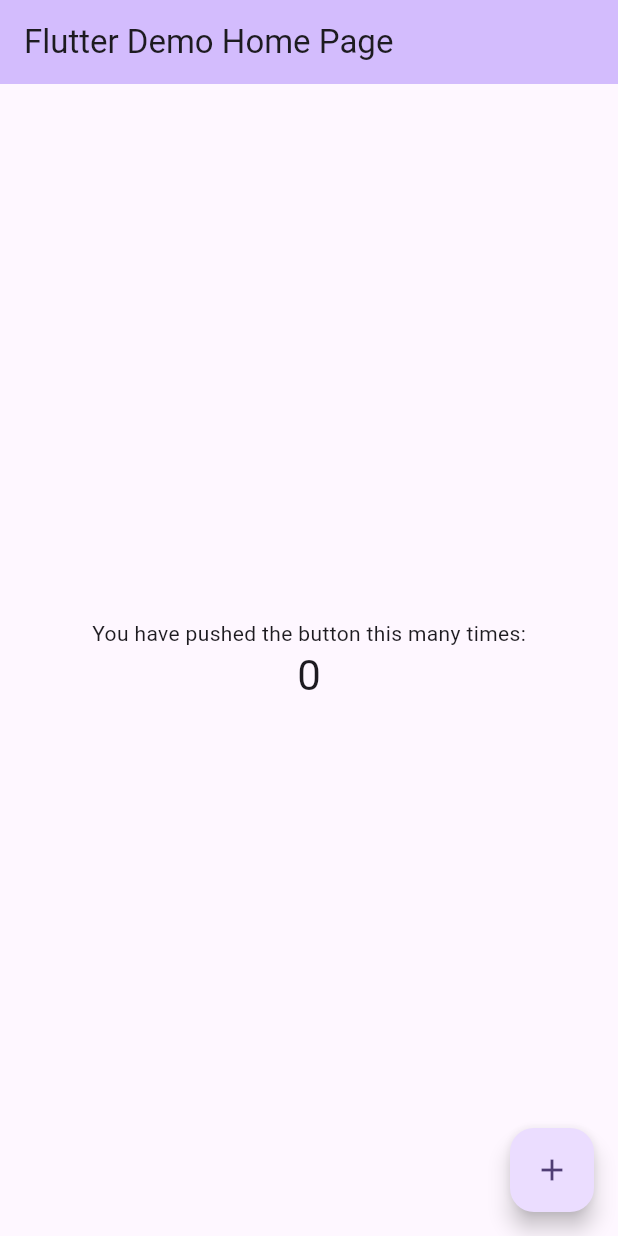
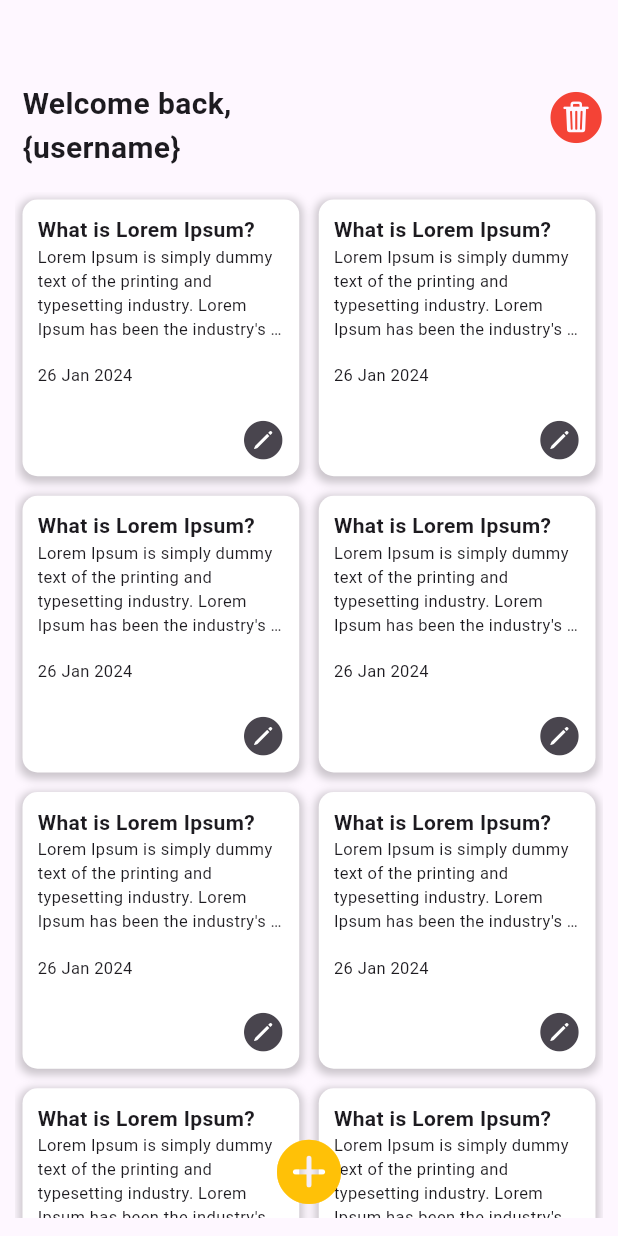
Before and after one commit to andrehaliim/notes-mobile, a Flutter app: the screen it shows after launch, on a phone screen of 412 x 824 dp. Run offline on Flutter 3.47's test engine with Material 3 defaults, Android fonts, the light colour scheme and no system bars.

Commit message:
create basic ui

```diff
--- a/lib/main.dart
+++ b/lib/main.dart
@@ -1,3 +1,4 @@
+import 'package:flutter/cupertino.dart';
 import 'package:flutter/material.dart';
 
 void main() {
@@ -13,40 +14,17 @@
     return MaterialApp(
       title: 'Flutter Demo',
       theme: ThemeData(
-        // This is the theme of your application.
-        //
-        // TRY THIS: Try running your application with "flutter run". You'll see
-        // the application has a blue toolbar. Then, without quitting the app,
-        // try changing the seedColor in the colorScheme below to Colors.green
-        // and then invoke "hot reload" (save your changes or press the "hot
-        // reload" button in a Flutter-supported IDE, or press "r" if you used
-        // the command line to start the app).
-        //
-        // Notice that the counter didn't reset back to zero; the application
-        // state is not lost during the reload. To reset the state, use hot
-        // restart instead.
-        //
-        // This works for code too, not just values: Most code changes can be
-        // tested with just a hot reload.
         colorScheme: ColorScheme.fromSeed(seedColor: Colors.deepPurple),
         useMaterial3: true,
       ),
       home: const MyHomePage(title: 'Flutter Demo Home Page'),
+      debugShowCheckedModeBanner: false,
     );
   }
 }
 
 class MyHomePage extends StatefulWidget {
   const MyHomePage({super.key, required this.title});
-
-  // This widget is the home page of your application. It is stateful, meaning
-  // that it has a State object (defined below) that contains fields that affect
-  // how it looks.
-
-  // This class is the configuration for the state. It holds the values (in this
-  // case the title) provided by the parent (in this case the App widget) and
-  // used by the build method of the State. Fields in a Widget subclass are
-  // always marked "final".
 
   final String title;
 
@@ -55,70 +33,136 @@
 }
 
 class _MyHomePageState extends State<MyHomePage> {
-  int _counter = 0;
+  bool deleteButton = false;
 
-  void _incrementCounter() {
-    setState(() {
-      // This call to setState tells the Flutter framework that something has
-      // changed in this State, which causes it to rerun the build method below
-      // so that the display can reflect the updated values. If we changed
-      // _counter without calling setState(), then the build method would not be
-      // called again, and so nothing would appear to happen.
-      _counter++;
-    });
-  }
 
-  @override
+@override
   Widget build(BuildContext context) {
-    // This method is rerun every time setState is called, for instance as done
-    // by the _incrementCounter method above.
-    //
-    // The Flutter framework has been optimized to make rerunning build methods
-    // fast, so that you can just rebuild anything that needs updating rather
-    // than having to individually change instances of widgets.
+    double mainWidth = MediaQuery.of(context).size.width;
+    double mainHeight = MediaQuery.of(context).size.height;
+
     return Scaffold(
-      appBar: AppBar(
-        // TRY THIS: Try changing the color here to a specific color (to
-        // Colors.amber, perhaps?) and trigger a hot reload to see the AppBar
-        // change color while the other colors stay the same.
-        backgroundColor: Theme.of(context).colorScheme.inversePrimary,
-        // Here we take the value from the MyHomePage object that was created by
-        // the App.build method, and use it to set our appbar title.
-        title: Text(widget.title),
-      ),
-      body: Center(
-        // Center is a layout widget. It takes a single child and positions it
-        // in the middle of the parent.
-        child: Column(
-          // Column is also a layout widget. It takes a list of children and
-          // arranges them vertically. By default, it sizes itself to fit its
-          // children horizontally, and tries to be as tall as its parent.
-          //
-          // Column has various properties to control how it sizes itself and
-          // how it positions its children. Here we use mainAxisAlignment to
-          // center the children vertically; the main axis here is the vertical
-          // axis because Columns are vertical (the cross axis would be
-          // horizontal).
-          //
-          // TRY THIS: Invoke "debug painting" (choose the "Toggle Debug Paint"
-          // action in the IDE, or press "p" in the console), to see the
-          // wireframe for each widget.
-          mainAxisAlignment: MainAxisAlignment.center,
-          children: <Widget>[
-            const Text(
-              'You have pushed the button this many times:',
+      body: Container(
+        margin: EdgeInsets.only(top: 40),
+        child: Stack(
+          children: [
+            Positioned(
+              top: 10,
+              right: 0,
+              child: IconButton(
+                icon: Icon(CupertinoIcons.trash_circle_fill, color: Colors.red,),
+                iconSize: 40,
+                onPressed: (){
+                  setState(() {
+                    deleteButton = !deleteButton;
+                  });
+                },
+              ),
             ),
-            Text(
-              '$_counter',
-              style: Theme.of(context).textTheme.headlineMedium,
+            Column(
+              crossAxisAlignment: CrossAxisAlignment.start,
+              children: <Widget>[
+                Container(
+                  padding: EdgeInsets.all(15),
+                  child: Text(
+                    'Welcome back,\n{username}',
+                    style: TextStyle(fontSize: 20, fontWeight: FontWeight.bold),
+                  ),
+                ),
+                Container(
+                    margin: EdgeInsets.only(left: 10, right: 10),
+                    width: mainWidth,
+                    height: mainHeight * 0.83,
+                    child: GridView.builder(
+                        physics: const ScrollPhysics(),
+                        gridDelegate: const SliverGridDelegateWithFixedCrossAxisCount(
+                          crossAxisCount: 2,
+                          crossAxisSpacing: 3.0,
+                          mainAxisSpacing: 3.0,
+                        ),
+                        shrinkWrap: true,
+                        itemCount: 15,
+                        itemBuilder: (BuildContext context, int index) {
+                          return Container(
+                            margin: EdgeInsets.all(5),
+                            decoration: BoxDecoration(
+                              color: Colors.white,
+                              borderRadius: BorderRadius.circular(10),
+                              boxShadow: [
+                                BoxShadow(
+                                  color: Colors.black.withOpacity(0.2), // Shadow color
+                                  spreadRadius: 2, // Spread radius of the shadow
+                                  blurRadius: 4,   // Blur radius of the shadow
+                                  offset: Offset(0, 2), // Offset of the shadow
+                                ),
+                              ],
+                            ),
+                            child: Stack(
+                              children: [
+                                Padding(
+                                  padding: const EdgeInsets.all(10.0),
+                                  child: Column(
+                                    crossAxisAlignment: CrossAxisAlignment.start,
+                                    children:  [
+                                      Text('What is Lorem Ipsum?',
+                                      style: TextStyle(
+                                        fontWeight: FontWeight.bold
+                                      ),
+                                      maxLines: 2,
+                                      overflow: TextOverflow.ellipsis,),
+                                      Text("Lorem Ipsum is simply dummy text of the printing"
+                                          " and typesetting industry. Lorem Ipsum has"
+                                          " been the industry's standard dummy text"
+                                          " ever since the 1500s, when an unknown printer"
+                                          " took a galley of type and scrambled it to make a type specimen book. It has survived not only five centuries,"
+                                          " but also the leap into electronic typesetting, remaining essentially unchanged."
+                                          " It was popularised in the 1960s with the release of Letraset sheets containing Lorem Ipsum passages,"
+                                          " and more recently with "
+                                          "desktop publishing software like Aldus PageMaker including versions of Lorem Ipsum.",
+                                      maxLines: 4,
+                                      overflow: TextOverflow.ellipsis,
+                                      style: TextStyle(
+                                        fontSize: 11
+                                      ),),
+                                      Container(
+                                        margin: EdgeInsets.only(top: 15),
+                                        child: Text('26 Jan 2024',
+                                            style: TextStyle(
+                                                fontSize: 11
+                                            )),
+                                      )
+                                    ],
+                                  ),
+                                ),
+                                Positioned(
+                                  bottom: 0,
+                                  right: 0,
+                                  child: IconButton(
+                                    icon: Icon(deleteButton == false ? CupertinoIcons.pencil_circle_fill : CupertinoIcons.trash_circle_fill),
+                                    iconSize: 30,
+                                    onPressed: () {
+                                      // Add your button onPressed logic here
+                                    },
+                                  ),
+                                ),
+                              ],
+                            ),
+                          );
+                        })),
+              ],
             ),
+            Positioned(
+              bottom: 10,
+              left: 0,
+              right: 0,
+              child: IconButton(
+                icon: Icon(CupertinoIcons.plus_circle_fill, color: Colors.amber,),
+                iconSize: 50,
+                onPressed: null,
+              ),
+            )
           ],
         ),
-      ),
-      floatingActionButton: FloatingActionButton(
-        onPressed: _incrementCounter,
-        tooltip: 'Increment',
-        child: const Icon(Icons.add),
       ), // This trailing comma makes auto-formatting nicer for build methods.
     );
   }
```
